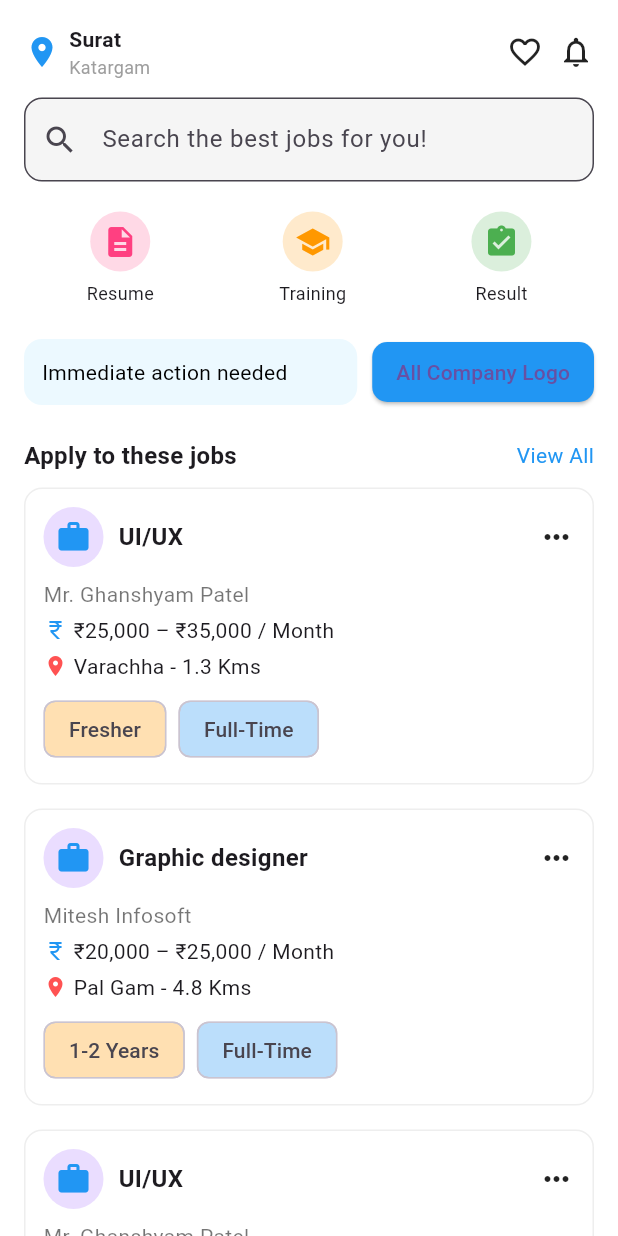
After one commit to MyFaduGame/jon_suvidha, a Flutter app: the HomePage screen opened directly, on a phone screen of 412 x 824 dp. The commit adds this screen. Run offline on Flutter 3.47's test engine with Material 3 defaults, Android fonts, the phone set to English and light mode, and no system bars; our stand-ins replace image_picker.

Commit message:
Changes in home screen

```diff
--- /dev/null
+++ b/lib/screen/home/home_screen.dart
@@ -0,0 +1,237 @@
+import 'package:flutter/material.dart';
+
+class HomePage extends StatefulWidget {
+  const HomePage({super.key});
+
+  @override
+  State<HomePage> createState() => _HomePageState();
+}
+
+class _HomePageState extends State<HomePage> {
+  final List<Map<String, dynamic>> jobs = [
+    {
+      "title": "UI/UX",
+      "company": "Mr. Ghanshyam Patel",
+      "salary": "₹25,000 – ₹35,000 / Month",
+      "location": "Varachha - 1.3 Kms",
+      "experience": "Fresher",
+    },
+    {
+      "title": "Graphic designer",
+      "company": "Mitesh Infosoft",
+      "salary": "₹20,000 – ₹25,000 / Month",
+      "location": "Pal Gam - 4.8 Kms",
+      "experience": "1-2 Years",
+    },
+    {
+      "title": "UI/UX",
+      "company": "Mr. Ghanshyam Patel",
+      "salary": "₹25,000 – ₹35,000 / Month",
+      "location": "Varachha - 1.3 Kms",
+      "experience": "Fresher",
+    },
+  ];
+
+  @override
+  Widget build(BuildContext context) {
+    return Scaffold(
+      backgroundColor: Colors.white,
+      body: SafeArea(
+        child: ListView(
+          padding: const EdgeInsets.all(16),
+          children: [
+            buildTopBar(),
+            const SizedBox(height: 12),
+            buildSearchBar(),
+            const SizedBox(height: 20),
+            buildQuickFilters(),
+            const SizedBox(height: 20),
+            buildActionNeeded(),
+            const SizedBox(height: 20),
+            buildJobSectionHeader(),
+            const SizedBox(height: 10),
+            ...jobs.map(buildJobCard).toList(),
+            const SizedBox(height: 20),
+            Center(
+              child: ElevatedButton(
+                onPressed: () {},
+                style: ElevatedButton.styleFrom(
+                  backgroundColor: Colors.white,
+                  foregroundColor: Colors.blue,
+                  side: const BorderSide(color: Colors.blue),
+                  padding:
+                      const EdgeInsets.symmetric(horizontal: 24, vertical: 12),
+                  shape: RoundedRectangleBorder(
+                    borderRadius: BorderRadius.circular(10),
+                  ),
+                ),
+                child: const Text("VIEW ALL JOB"),
+              ),
+            ),
+          ],
+        ),
+      ),
+    );
+  }
+
+  Widget buildTopBar() {
+    return Row(
+      children: [
+        Icon(Icons.location_on, color: Colors.blue),
+        const SizedBox(width: 6),
+        Column(
+          crossAxisAlignment: CrossAxisAlignment.start,
+          children: const [
+            Text("Surat", style: TextStyle(fontWeight: FontWeight.bold)),
+            Text("Katargam",
+                style: TextStyle(fontSize: 12, color: Colors.grey)),
+          ],
+        ),
+        const Spacer(),
+        Icon(Icons.favorite_border),
+        const SizedBox(width: 10),
+        Icon(Icons.notifications_none),
+      ],
+    );
+  }
+
+  Widget buildSearchBar() {
+    return TextField(
+      decoration: InputDecoration(
+        hintText: "Search the best jobs for you!",
+        prefixIcon: Icon(Icons.search),
+        border: OutlineInputBorder(borderRadius: BorderRadius.circular(12)),
+        filled: true,
+        fillColor: Colors.grey.shade100,
+      ),
+    );
+  }
+
+  Widget buildQuickFilters() {
+    return Row(
+      mainAxisAlignment: MainAxisAlignment.spaceAround,
+      children: [
+        buildQuickFilter("Resume", Icons.description, Colors.pinkAccent),
+        buildQuickFilter("Training", Icons.school, Colors.orange),
+        buildQuickFilter("Result", Icons.assignment_turned_in, Colors.green),
+      ],
+    );
+  }
+
+  Widget buildQuickFilter(String title, IconData icon, Color color) {
+    return Column(
+      children: [
+        CircleAvatar(
+          backgroundColor: color.withOpacity(0.2),
+          child: Icon(icon, color: color),
+        ),
+        const SizedBox(height: 6),
+        Text(title, style: TextStyle(fontSize: 12)),
+      ],
+    );
+  }
+
+  Widget buildActionNeeded() {
+    return Row(
+      children: [
+        Expanded(
+          child: Container(
+            padding: const EdgeInsets.all(12),
+            decoration: BoxDecoration(
+              color: Colors.lightBlueAccent.withOpacity(0.1),
+              borderRadius: BorderRadius.circular(12),
+            ),
+            child: const Text(
+              "Immediate action needed",
+              style: TextStyle(color: Colors.black),
+            ),
+          ),
+        ),
+        const SizedBox(width: 10),
+        ElevatedButton(
+          onPressed: () {},
+          style: ElevatedButton.styleFrom(
+            backgroundColor: Colors.blue,
+            padding: const EdgeInsets.symmetric(horizontal: 16, vertical: 10),
+            shape: RoundedRectangleBorder(
+              borderRadius: BorderRadius.circular(10),
+            ),
+          ),
+          child: const Text("All Company Logo"),
+        ),
+      ],
+    );
+  }
+
+  Widget buildJobSectionHeader() {
+    return Row(
+      children: const [
+        Text("Apply to these jobs",
+            style: TextStyle(fontWeight: FontWeight.bold, fontSize: 16)),
+        Spacer(),
+        Text("View All", style: TextStyle(color: Colors.blue)),
+      ],
+    );
+  }
+
+  Widget buildJobCard(Map<String, dynamic> job) {
+    return Container(
+      margin: const EdgeInsets.only(bottom: 16),
+      padding: const EdgeInsets.all(12),
+      decoration: BoxDecoration(
+        border: Border.all(color: Colors.grey.shade200),
+        borderRadius: BorderRadius.circular(12),
+      ),
+      child: Column(
+        crossAxisAlignment: CrossAxisAlignment.start,
+        children: [
+          Row(
+            children: [
+              CircleAvatar(child: Icon(Icons.work, color: Colors.blue)),
+              const SizedBox(width: 10),
+              Expanded(
+                child: Text(
+                  job['title'],
+                  style: TextStyle(fontWeight: FontWeight.bold, fontSize: 16),
+                ),
+              ),
+              Icon(Icons.more_horiz)
+            ],
+          ),
+          const SizedBox(height: 8),
+          Text(job['company'], style: TextStyle(color: Colors.black54)),
+          const SizedBox(height: 4),
+          Row(
+            children: [
+              Icon(Icons.currency_rupee, size: 16, color: Colors.blue),
+              const SizedBox(width: 4),
+              Text(job['salary'], style: TextStyle(fontSize: 14)),
+            ],
+          ),
+          const SizedBox(height: 4),
+          Row(
+            children: [
+              Icon(Icons.location_on, size: 16, color: Colors.redAccent),
+              const SizedBox(width: 4),
+              Text(job['location']),
+            ],
+          ),
+          const SizedBox(height: 8),
+          Row(
+            children: [
+              Chip(
+                label: Text(job['experience']),
+                backgroundColor: Colors.orange.shade100,
+              ),
+              const SizedBox(width: 8),
+              Chip(
+                label: const Text("Full-Time"),
+                backgroundColor: Colors.blue.shade100,
+              ),
+            ],
+          ),
+        ],
+      ),
+    );
+  }
+}
```
Also changed, not shown: lib/screen/authentication/login_screen.dart (+11 -5 lines), lib/screen/profile/experience_screen.dart (+16 -6 lines), lib/screen/profile/jon_preference.dart (added, +279 -0 lines).
